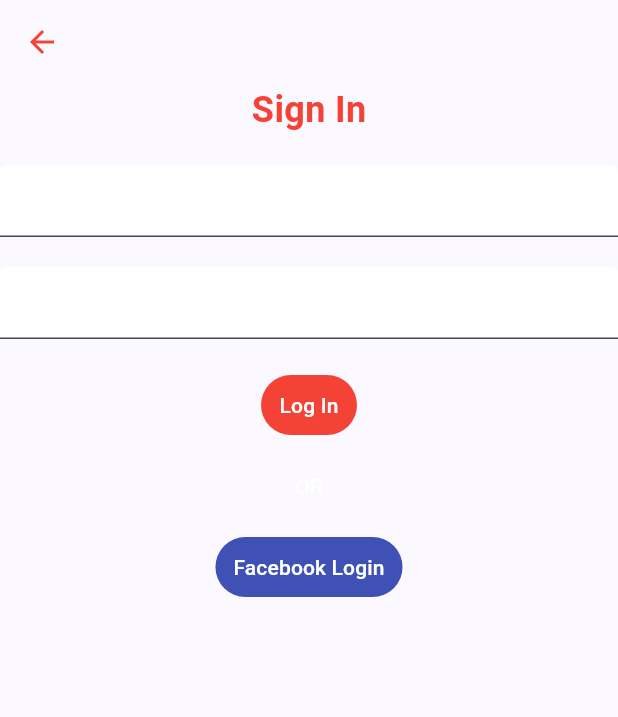
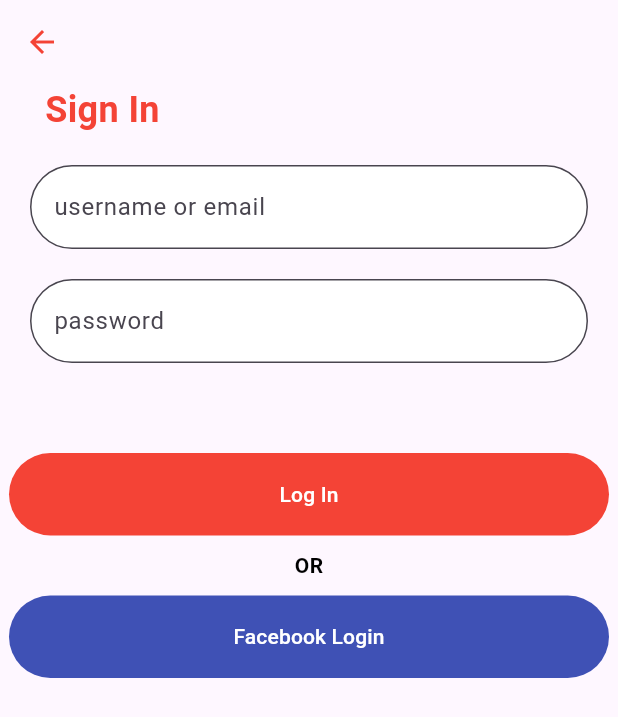
Before and after one commit to Aswgt999/login, a Flutter app: the screen it shows after launch, on a phone screen of 412 x 824 dp. Shown: the top 717 px of the screen. Run offline on Flutter 3.47's test engine with Material 3 defaults, Android fonts, the phone set to English and light mode, and no system bars.

Commit message:
updated login

```diff
--- /dev/null
+++ b/lib/login.dart
@@ -0,0 +1,127 @@
+import 'package:flutter/material.dart';
+
+import 'home_page.dart';
+
+class LoginPage extends StatefulWidget {
+  const LoginPage({super.key});
+
+  @override
+  State<LoginPage> createState() => _LoginPageState();
+}
+
+class _LoginPageState extends State<LoginPage> {
+  var mycontroller = TextEditingController();
+  @override
+  Widget build(BuildContext context) {
+    return Scaffold(
+      appBar: AppBar(
+        leading: BackButton(
+          color: Colors.red,
+        ),
+      ),
+      body: Column(
+        children: [
+          // Sign in text
+          Padding(
+            padding: const EdgeInsets.symmetric(horizontal: 30.0),
+            child: Row(
+              children: [
+                const Text(
+                  'Sign In',
+                  style: TextStyle(
+                      color: Colors.red, fontWeight: FontWeight.bold, fontSize: 24),
+                ),
+              ],
+            ),
+          ),
+          const SizedBox(
+            height: 20.0,
+          ),
+
+          // username or email text field
+          Padding(
+            padding: const EdgeInsets.symmetric(horizontal: 20.0),
+            child: TextField(
+
+              controller: mycontroller,
+              decoration: InputDecoration(
+                label: Text('username or email'),
+                  filled: true,
+                  fillColor: Colors.white,
+                  border: OutlineInputBorder(
+                    borderRadius: BorderRadius.circular(30),
+                    borderSide: BorderSide(
+                      color: Colors.black,
+                    ),
+                  )),
+            ),
+          ),
+          SizedBox(
+            height: 20.0,
+          ),
+
+          // password text field
+          Padding(
+            padding: const EdgeInsets.symmetric(horizontal: 20),
+            child: TextField(
+              decoration: InputDecoration(
+                label: Text('password'),
+                filled: true,
+                fillColor: Colors.white,
+                border: OutlineInputBorder(
+                    borderRadius: BorderRadius.circular(30),
+                    borderSide: BorderSide(color: Colors.black)),
+              ),
+            ),
+          ),
+          const SizedBox(
+            height: 60.0,
+          ),
+
+          // log in button
+          TextButton(
+            style: TextButton.styleFrom(backgroundColor: Colors.red, minimumSize: Size(400, 55)),
+            onPressed: () {
+              Navigator.push(
+                context,
+                MaterialPageRoute(
+                  builder: (context) => HomePage(),
+                ),
+              );
+            },
+            child: const Text(
+              'Log In',
+              style: TextStyle(
+                color: Colors.white,
+              ),
+            ),
+          ),
+          const SizedBox(
+            height: 10.0,
+          ),
+
+          // or text
+          const Text(
+            'OR',
+            style: TextStyle(color: Colors.black, fontWeight: FontWeight.bold),
+          ),
+          const SizedBox(
+            height: 10.0,
+          ),
+
+          // facebook login button
+          TextButton(
+            style: TextButton.styleFrom(backgroundColor: Colors.indigo, minimumSize: Size(400, 55)),
+            onPressed: null,
+            child: Text(
+              'Facebook Login',
+              style: TextStyle(
+                color: Colors.white,
+              ),
+            ),
+          ),
+        ],
+      ),
+    );
+  }
+}
--- a/lib/main.dart
+++ b/lib/main.dart
@@ -1,88 +1,10 @@
 import 'package:flutter/material.dart';
+import 'package:login_page/home_page.dart';
+import 'package:login_page/login.dart';
 
 void main() {
-  runApp(const MyWidget());
+  runApp(MaterialApp(
+    debugShowCheckedModeBanner: false,
+    home: LoginPage(),
+  ));
 }
-
-
-
-class MyWidget extends StatelessWidget {
-  const MyWidget({super.key});
-
-  @override
-  Widget build(BuildContext context) {
-    return MaterialApp(
-      theme: ThemeData(
-        colorSchemeSeed: Colors.indigo,
-        useMaterial3: true,
-        brightness: Brightness.light,
-      ),
-      darkTheme: ThemeData(
-        colorSchemeSeed: Colors.blue,
-        useMaterial3: true,
-        brightness: Brightness.dark,
-      ),
-      debugShowCheckedModeBanner: false,
-      home: Scaffold(
-      appBar: AppBar(
-        leading: BackButton(
-          color: Colors.red,
-        ),
-      ),
-      body: Column(
-          children:[
-            const Text(
-              'Sign In',
-              style: TextStyle(
-                color: Colors.red,
-                fontWeight: FontWeight.bold,
-                fontSize: 24),
-                ),
-                SizedBox(height: 20.0,),
-            TextField(
-              decoration: InputDecoration(
-                filled: true,
-                fillColor: Colors.white),
-                ),
-                SizedBox(height: 20.0,),
-            TextField(
-              decoration: InputDecoration(
-                filled: true,
-                fillColor: Colors.white,
-              ),
-            ),
-            SizedBox(height: 20.0,),
-            TextButton(
-              style: TextButton.styleFrom(backgroundColor: Colors.red),
-              onPressed: null,
-              child: Text(
-                'Log In',
-                style: TextStyle(
-                  color: Colors.white,
-                ),
-                ),
-            ),
-            SizedBox(height: 20.0,),
-            Text(
-              'OR',
-              style: TextStyle(
-                color: Colors.white
-                ),
-                ),
-                SizedBox(height: 20.0,),
-            TextButton(
-              style: TextButton.styleFrom(backgroundColor: Colors.indigo),
-              onPressed: null,
-              child: Text(
-                'Facebook Login',
-                style: TextStyle(
-                  color: Colors.white,
-                ),
-                ),
-            ),
-          ],
-        ),
-    ),
-    );
-  }
-}
```
Also changed, not shown: analysis_options.yaml (added, +28 -0 lines), lib/home_page.dart (added, +51 -0 lines), pubspec.yaml (+5 -6 lines), pubspec.lock, 125 other files.
